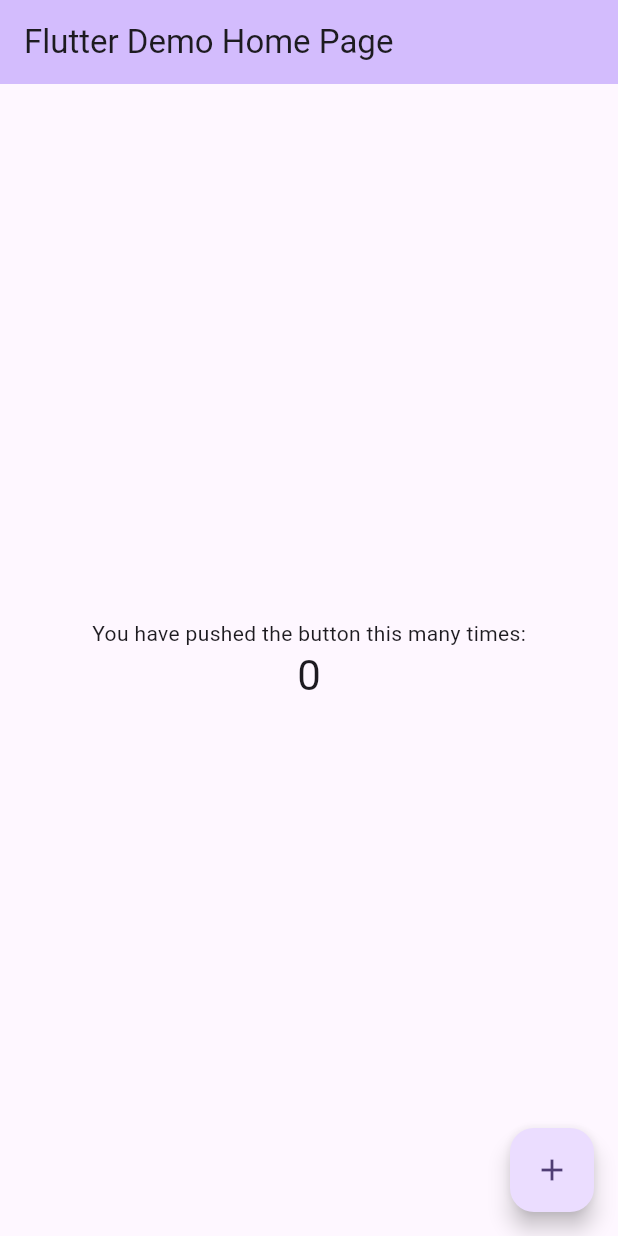
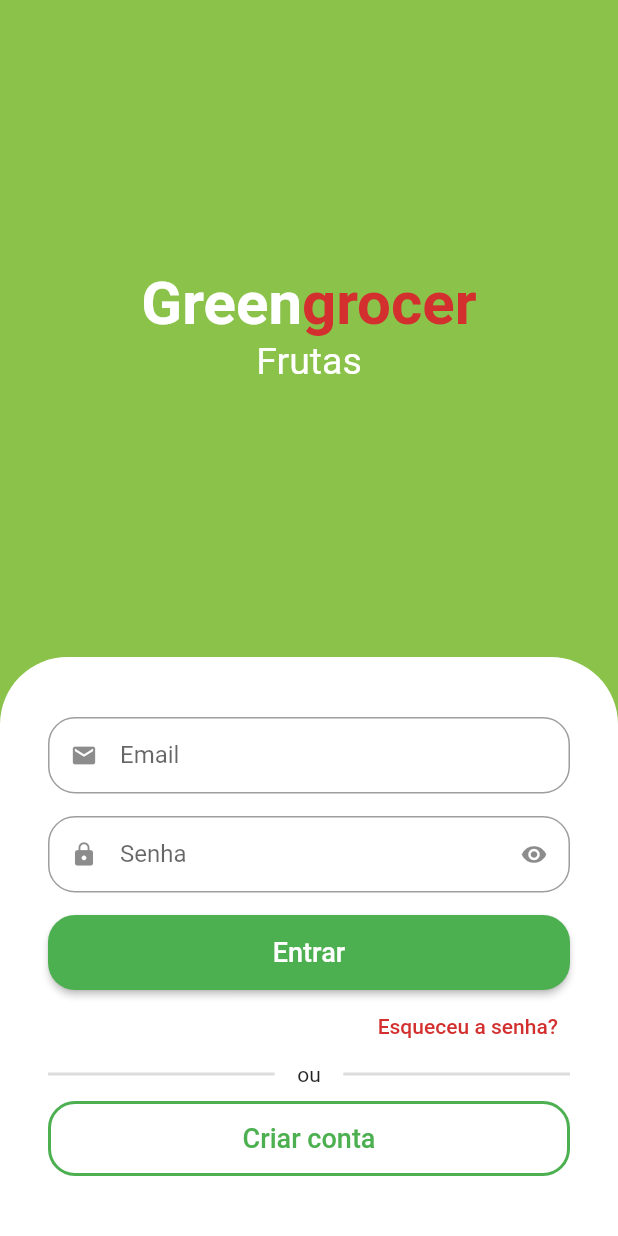
Before and after one commit to rodrigod22/greengrocer, a Flutter app: the screen it shows after launch, on a phone screen of 412 x 824 dp. Run offline on Flutter 3.47's test engine with Material 2 defaults, Android fonts, the phone set to English and light mode, and no system bars; drawn by our look-alikes of animated_text_kit.

Commit message:
tela login

```diff
--- a/lib/main.dart
+++ b/lib/main.dart
@@ -1,4 +1,5 @@
 import 'package:flutter/material.dart';
+import 'package:greengrocer/src/auth/sign_in_screen.dart';
 
 void main() {
   runApp(const MyApp());
@@ -13,113 +14,12 @@ class MyApp extends StatelessWidget {
     return MaterialApp(
       title: 'Flutter Demo',
       theme: ThemeData(
-        // This is the theme of your application.
-        //
-        // TRY THIS: Try running your application with "flutter run". You'll see
-        // the application has a blue toolbar. Then, without quitting the app,
-        // try changing the seedColor in the colorScheme below to Colors.green
-        // and then invoke "hot reload" (save your changes or press the "hot
-        // reload" button in a Flutter-supported IDE, or press "r" if you used
-        // the command line to start the app).
-        //
-        // Notice that the counter didn't reset back to zero; the application
-        // state is not lost during the reload. To reset the state, use hot
-        // restart instead.
-        //
-        // This works for code too, not just values: Most code changes can be
-        // tested with just a hot reload.
-        colorScheme: ColorScheme.fromSeed(seedColor: Colors.deepPurple),
-        useMaterial3: true,
-      ),
-      home: const MyHomePage(title: 'Flutter Demo Home Page'),
+          //colorScheme: ColorScheme.fromSeed(seedColor: Colors.deepPurple),
+          primarySwatch: Colors.green
+          // useMaterial3: true,
+          ),
+      debugShowCheckedModeBanner: false,
+      home: const SignInScree(),
     );
   }
 }
-
-class MyHomePage extends StatefulWidget {
-  const MyHomePage({super.key, required this.title});
-
-  // This widget is the home page of your application. It is stateful, meaning
-  // that it has a State object (defined below) that contains fields that affect
-  // how it looks.
-
-  // This class is the configuration for the state. It holds the values (in this
-  // case the title) provided by the parent (in this case the App widget) and
-  // used by the build method of the State. Fields in a Widget subclass are
-  // always marked "final".
-
-  final String title;
-
-  @override
-  State<MyHomePage> createState() => _MyHomePageState();
-}
-
-class _MyHomePageState extends State<MyHomePage> {
-  int _counter = 0;
-
-  void _incrementCounter() {
-    setState(() {
-      // This call to setState tells the Flutter framework that something has
-      // changed in this State, which causes it to rerun the build method below
-      // so that the display can reflect the updated values. If we changed
-      // _counter without calling setState(), then the build method would not be
-      // called again, and so nothing would appear to happen.
-      _counter++;
-    });
-  }
-
-  @override
-  Widget build(BuildContext context) {
-    // This method is rerun every time setState is called, for instance as done
-    // by the _incrementCounter method above.
-    //
-    // The Flutter framework has been optimized to make rerunning build methods
-    // fast, so that you can just rebuild anything that needs updating rather
-    // than having to individually change instances of widgets.
-    return Scaffold(
-      appBar: AppBar(
-        // TRY THIS: Try changing the color here to a specific color (to
-        // Colors.amber, perhaps?) and trigger a hot reload to see the AppBar
-        // change color while the other colors stay the same.
-        backgroundColor: Theme.of(context).colorScheme.inversePrimary,
-        // Here we take the value from the MyHomePage object that was created by
-        // the App.build method, and use it to set our appbar title.
-        title: Text(widget.title),
-      ),
-      body: Center(
-        // Center is a layout widget. It takes a single child and positions it
-        // in the middle of the parent.
-        child: Column(
-          // Column is also a layout widget. It takes a list of children and
-          // arranges them vertically. By default, it sizes itself to fit its
-          // children horizontally, and tries to be as tall as its parent.
-          //
-          // Column has various properties to control how it sizes itself and
-          // how it positions its children. Here we use mainAxisAlignment to
-          // center the children vertically; the main axis here is the vertical
-          // axis because Columns are vertical (the cross axis would be
-          // horizontal).
-          //
-          // TRY THIS: Invoke "debug painting" (choose the "Toggle Debug Paint"
-          // action in the IDE, or press "p" in the console), to see the
-          // wireframe for each widget.
-          mainAxisAlignment: MainAxisAlignment.center,
-          children: <Widget>[
-            const Text(
-              'You have pushed the button this many times:',
-            ),
-            Text(
-              '$_counter',
-              style: Theme.of(context).textTheme.headlineMedium,
-            ),
-          ],
-        ),
-      ),
-      floatingActionButton: FloatingActionButton(
-        onPressed: _incrementCounter,
-        tooltip: 'Increment',
-        child: const Icon(Icons.add),
-      ), // This trailing comma makes auto-formatting nicer for build methods.
-    );
-  }
-}
--- /dev/null
+++ b/lib/src/auth/components/custom_text_field.dart
@@ -0,0 +1,56 @@
+import 'package:flutter/material.dart';
+
+class CustomTextField extends StatefulWidget {
+  final IconData icon;
+  final String label;
+  final bool isSecret;
+
+  const CustomTextField({
+    Key? key,
+    required this.icon,
+    required this.label,
+    this.isSecret = false,
+  }) : super(key: key);
+
+  @override
+  State<CustomTextField> createState() => _CustomTextFieldState();
+}
+
+class _CustomTextFieldState extends State<CustomTextField> {
+  bool isObscure = false;
+
+  @override
+  void initState() {
+    super.initState();
+    isObscure = widget.isSecret;
+  }
+
+  @override
+  Widget build(BuildContext context) {
+    return Padding(
+      padding: const EdgeInsets.only(bottom: 15),
+      child: TextFormField(
+        obscureText: isObscure,
+        decoration: InputDecoration(
+          prefixIcon: Icon(widget.icon),
+          suffixIcon: widget.isSecret
+              ? IconButton(
+                  onPressed: () {
+                    setState(() {
+                      isObscure = !isObscure;
+                    });
+                  },
+                  icon: Icon(
+                    isObscure ? Icons.visibility : Icons.visibility_off,
+                  ))
+              : null,
+          labelText: widget.label,
+          isDense: true,
+          border: OutlineInputBorder(
+            borderRadius: BorderRadius.circular(18),
+          ),
+        ),
+      ),
+    );
+  }
+}
--- /dev/null
+++ b/lib/src/auth/sign_in_screen.dart
@@ -0,0 +1,188 @@
+import 'package:animated_text_kit/animated_text_kit.dart';
+import 'package:flutter/material.dart';
+import 'package:greengrocer/src/auth/components/custom_text_field.dart';
+import 'package:greengrocer/src/config/custom_colors.dart';
+
+class SignInScree extends StatelessWidget {
+  const SignInScree({super.key});
+
+  @override
+  Widget build(BuildContext context) {
+    final size = MediaQuery.of(context).size;
+
+    return Scaffold(
+      backgroundColor: CustomColors.customSwatchColor,
+      body: SingleChildScrollView(
+        child: SizedBox(
+          height: size.height,
+          width: size.width,
+          child: Column(
+            children: [
+              Expanded(
+                child: Column(
+                  mainAxisAlignment: MainAxisAlignment.center,
+                  children: [
+                    //nome app
+                    Text.rich(
+                      TextSpan(
+                        style: const TextStyle(fontSize: 40),
+                        children: [
+                          const TextSpan(
+                            text: 'Green',
+                            style: TextStyle(
+                              color: Colors.white,
+                              fontWeight: FontWeight.bold,
+                            ),
+                          ),
+                          TextSpan(
+                            text: 'grocer',
+                            style: TextStyle(
+                              color: CustomColors.customContrastColor,
+                              fontWeight: FontWeight.bold,
+                            ),
+                          ),
+                        ],
+                      ),
+                    ),
+
+                    //categorias
+                    SizedBox(
+                      height: 33,
+                      child: DefaultTextStyle(
+                        style: const TextStyle(
+                          fontSize: 25,
+                        ),
+                        child: AnimatedTextKit(
+                          pause: Duration.zero,
+                          repeatForever: true,
+                          animatedTexts: [
+                            FadeAnimatedText('Frutas'),
+                            FadeAnimatedText('Verduras'),
+                            FadeAnimatedText('Legumes'),
+                            FadeAnimatedText('Carnes'),
+                            FadeAnimatedText('Cereais'),
+                            FadeAnimatedText('Laticínios'),
+                          ],
+                        ),
+                      ),
+                    ),
+                  ],
+                ),
+              ),
+
+              //formulario
+              Container(
+                padding: const EdgeInsets.symmetric(
+                  horizontal: 32,
+                  vertical: 40,
+                ),
+                decoration: const BoxDecoration(
+                  color: Colors.white,
+                  borderRadius: BorderRadius.vertical(
+                    top: Radius.circular(45),
+                  ),
+                ),
+                child: Column(
+                  crossAxisAlignment: CrossAxisAlignment.stretch,
+                  children: [
+                    //email
+                    const CustomTextField(
+                      icon: Icons.email,
+                      label: 'Email',
+                    ),
+
+                    //senha
+                    const CustomTextField(
+                      icon: Icons.lock,
+                      label: 'Senha',
+                      isSecret: true,
+                    ),
+
+                    //botao entrar
+                    SizedBox(
+                      height: 50,
+                      child: ElevatedButton(
+                        style: ElevatedButton.styleFrom(
+                            shape: RoundedRectangleBorder(
+                                borderRadius: BorderRadius.circular(18))),
+                        onPressed: () {},
+                        child: const Text(
+                          'Entrar',
+                          style: TextStyle(
+                            fontSize: 18,
+                          ),
+                        ),
+                      ),
+                    ),
+
+                    //esqueceu a senha
+                    Align(
+                      alignment: Alignment.centerRight,
+                      child: TextButton(
+                        onPressed: () {},
+                        child: Text(
+                          'Esqueceu a senha?',
+                          style: TextStyle(
+                            color: CustomColors.customContrastColor,
+                          ),
+                        ),
+                      ),
+                    ),
+
+                    //divisor
+                    Padding(
+                      padding: const EdgeInsets.only(bottom: 10),
+                      child: Row(
+                        children: [
+                          Expanded(
+                            child: Divider(
+                              color: Colors.grey.withAlpha(90),
+                              thickness: 2,
+                            ),
+                          ),
+                          const Padding(
+                            padding: EdgeInsets.symmetric(horizontal: 15),
+                            child: Text('ou'),
+                          ),
+                          Expanded(
+                            child: Divider(
+                              color: Colors.grey.withAlpha(90),
+                              thickness: 2,
+                            ),
+                          )
+                        ],
+                      ),
+                    ),
+
+                    //botao de novo usuario
+                    SizedBox(
+                      height: 50,
+                      child: OutlinedButton(
+                        style: OutlinedButton.styleFrom(
+                          shape: RoundedRectangleBorder(
+                            borderRadius: BorderRadius.circular(18),
+                          ),
+                          side: const BorderSide(
+                            width: 2,
+                            color: Colors.green,
+                          ),
+                        ),
+                        onPressed: () {},
+                        child: const Text(
+                          'Criar conta',
+                          style: TextStyle(
+                            fontSize: 18,
+                          ),
+                        ),
+                      ),
+                    )
+                  ],
+                ),
+              )
+            ],
+          ),
+        ),
+      ),
+    );
+  }
+}
--- /dev/null
+++ b/lib/src/config/custom_colors.dart
@@ -0,0 +1,21 @@
+import 'package:flutter/material.dart';
+
+Map<int, Color> _swatchOpacity = {
+  50: const Color.fromRGBO(139, 195, 74, .1),
+  100: const Color.fromRGBO(139, 195, 74, .2),
+  200: const Color.fromRGBO(139, 195, 74, .3),
+  300: const Color.fromRGBO(139, 195, 74, .4),
+  400: const Color.fromRGBO(139, 195, 74, .5),
+  500: const Color.fromRGBO(139, 195, 74, .6),
+  600: const Color.fromRGBO(139, 195, 74, .7),
+  700: const Color.fromRGBO(139, 195, 74, .8),
+  800: const Color.fromRGBO(139, 195, 74, .9),
+  900: const Color.fromRGBO(139, 195, 74, 1),
+};
+
+abstract class CustomColors {
+  static Color customContrastColor = Colors.red.shade700;
+
+  static MaterialColor customSwatchColor =
+      MaterialColor(0xFF8BC34A, _swatchOpacity);
+}
--- a/pubspec.yaml
+++ b/pubspec.yaml
@@ -35,6 +35,7 @@ dependencies:
   # The following adds the Cupertino Icons font to your application.
   # Use with the CupertinoIcons class for iOS style icons.
   cupertino_icons: ^1.0.2
+  animated_text_kit: ^4.2.2
 
 dev_dependencies:
   flutter_test:
```
Also changed, not shown: pubspec.lock.
